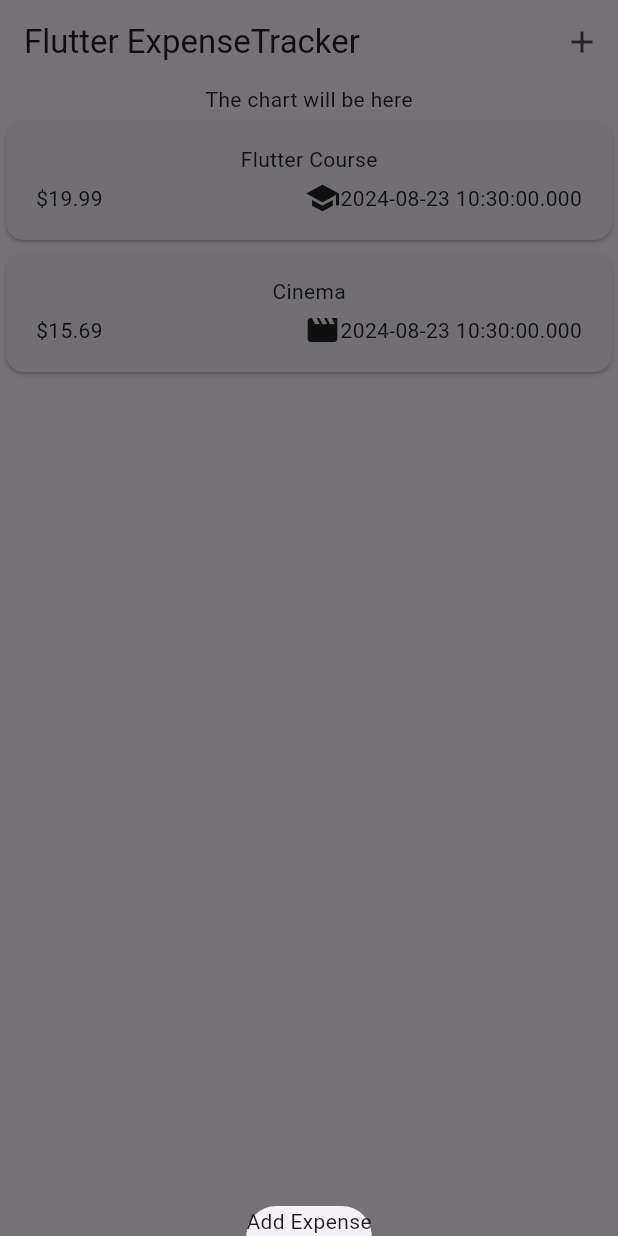
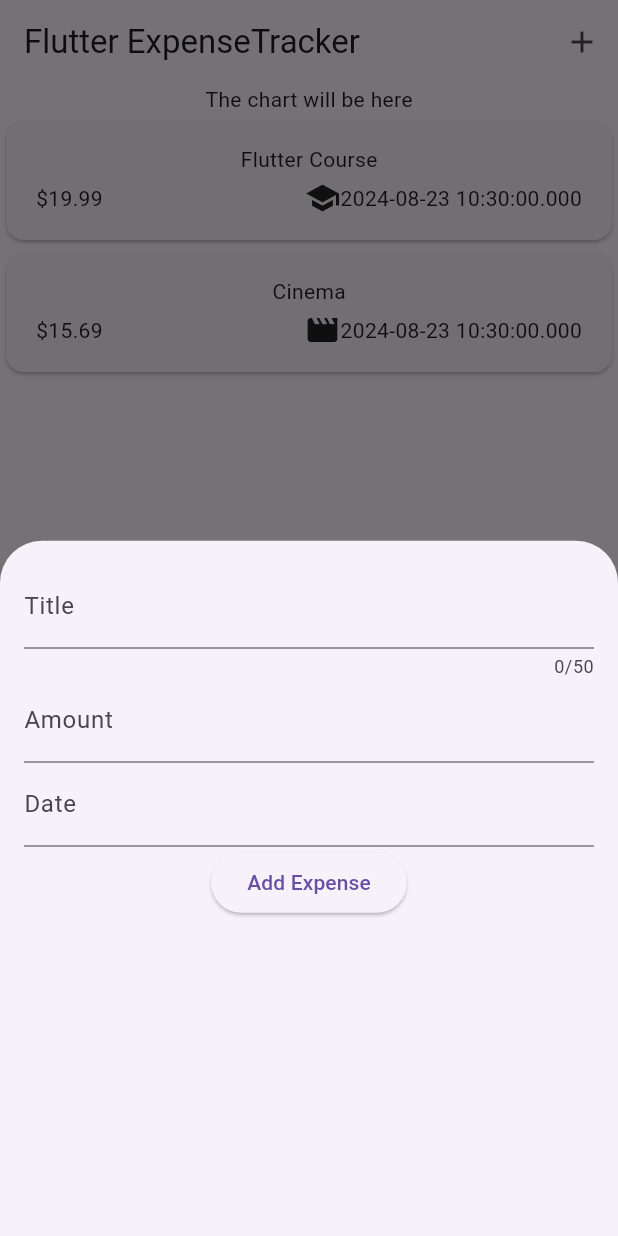
Before and after one commit to vohoangloc123/expense_tracker, a Flutter app: the screen it shows after launch, after a tap on the "add" icon, on a phone screen of 412 x 824 dp. Run offline on Flutter 3.47's test engine with Material 3 defaults, Android fonts, the phone set to English and light mode, and no system bars.

Commit message:
Handled User (Text) Input with the TextField Widget

```diff
--- a/lib/expenses.dart
+++ b/lib/expenses.dart
@@ -1,7 +1,8 @@
-import 'package:expense_tracker/models/widgets/expenses_list/expenses_list.dart';
+import 'package:expense_tracker/widgets/expenses_list/expenses_list.dart';
+import 'package:expense_tracker/widgets/expenses_list/new_expense.dart';
 import 'package:flutter/material.dart';
 
-import 'expense.dart';
+import 'models/expense.dart';
 
 class Expenses extends StatefulWidget {
   const Expenses({super.key});
@@ -27,7 +28,7 @@ class _ExpensesState extends State<Expenses> {
     showModalBottomSheet(
         context: context,
         builder: (context) {
-          return const Text("Add Expense");
+          return const NewExpense();
         });
   }
   /* Hàm showModalBottomSheet hiển thị modal bottom sheet từ dưới lên.
--- a/lib/models/widgets/expenses_list/expense_item.dart
+++ b/lib/widgets/expenses_list/expense_item.dart
@@ -1,4 +1,4 @@
-import 'package:expense_tracker/expense.dart';
+import 'package:expense_tracker/models/expense.dart';
 import 'package:flutter/material.dart';
 
 class ExpenseItem extends StatelessWidget {
--- a/lib/models/widgets/expenses_list/expenses_list.dart
+++ b/lib/widgets/expenses_list/expenses_list.dart
@@ -1,7 +1,7 @@
-import 'package:expense_tracker/models/widgets/expenses_list/expense_item.dart';
+import 'package:expense_tracker/widgets/expenses_list/expense_item.dart';
 import 'package:flutter/material.dart';
 
-import '../../../expense.dart';
+import '../../models/expense.dart';
 
 class ExpensesList extends StatelessWidget {
   const ExpensesList({super.key, required this.expenses});
--- /dev/null
+++ b/lib/widgets/expenses_list/new_expense.dart
@@ -0,0 +1,35 @@
+import 'package:flutter/material.dart';
+
+class NewExpense extends StatefulWidget {
+  const NewExpense({super.key});
+
+  @override
+  State<NewExpense> createState() => _NewExpenseState();
+}
+
+class _NewExpenseState extends State<NewExpense> {
+  @override
+  Widget build(BuildContext context) {
+    return Padding(
+      padding: const EdgeInsets.all(16),
+      child: Column(
+        children: [
+          const TextField(
+            maxLength: 50,
+            decoration: InputDecoration(labelText: "Title"),
+          ),
+          const TextField(
+            decoration: InputDecoration(labelText: "Amount"),
+          ),
+          const TextField(
+            decoration: InputDecoration(labelText: "Date"),
+          ),
+          ElevatedButton(
+            onPressed: () {},
+            child: const Text("Add Expense"),
+          )
+        ],
+      ),
+    );
+  }
+}
```
Also changed, not shown: lib/models/expense.dart (renamed from lib/expense.dart).
